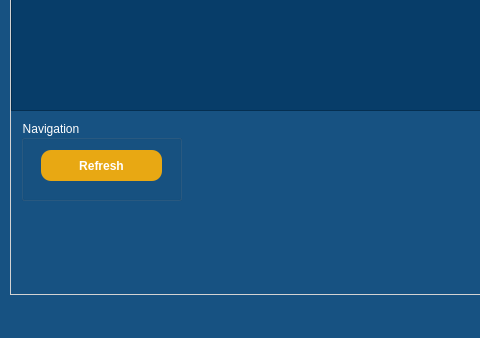
The window that MoviePlatformApp/MoviePlatformApp/MovieDashboard.ui (TudiMoldoveanu/MovieRecomendationApp) describes before a commit, drawn with Qt 5; both pictures show x 0 to 480 and y 546 to 884 of the 1344 by 884 pixel window.
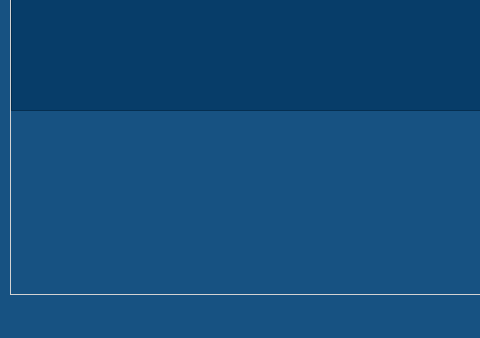
The same window after the commit. The open tabs and pages were chosen to show the change. Icons and pictures are not drawn.

Commit message: Added disabled buttons on MovieDashboard if movie is already added to a list(wihslist or watched list). Changed list refresh from button to on tab change.

```diff
--- a/MoviePlatformApp/MoviePlatformApp/MovieDashboard.ui
+++ b/MoviePlatformApp/MoviePlatformApp/MovieDashboard.ui
@@ -361,32 +361,6 @@
 }</string>
       </property>
      </widget>
-     <widget class="QGroupBox" name="groupBox_4">
-      <property name="geometry">
-       <rect>
-        <x>10</x>
-        <y>630</y>
-        <width>161</width>
-        <height>81</height>
-       </rect>
-      </property>
-      <property name="title">
-       <string>Navigation</string>
-      </property>
-      <widget class="QPushButton" name="refreshWatched">
-       <property name="geometry">
-        <rect>
-         <x>20</x>
-         <y>30</y>
-         <width>121</width>
-         <height>31</height>
-        </rect>
-       </property>
-       <property name="text">
-        <string>Refresh</string>
-       </property>
-      </widget>
-     </widget>
     </widget>
    </widget>
   </widget>
```
Left out of the diff: 28 changed lines with no effect on the pictures. The commit also changes 3 other files.
